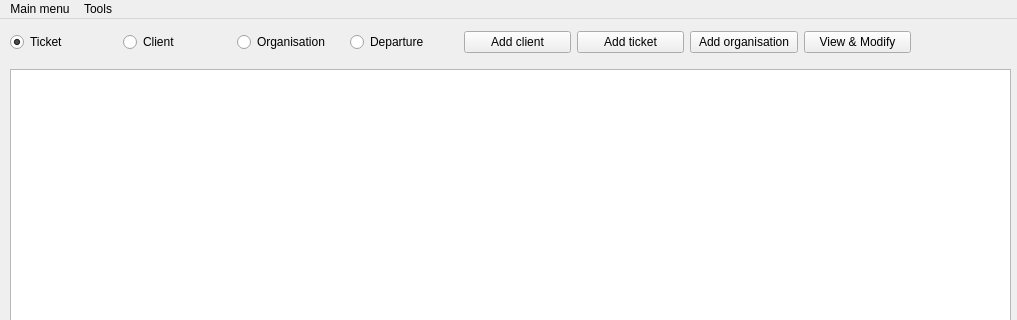
First picture: the form in scoodent/client/main.ui, repository pkulev/scoodent, before the edit; both pictures show x 0 to 1017 and y 0 to 320 of the 1017 by 606 pixel window.
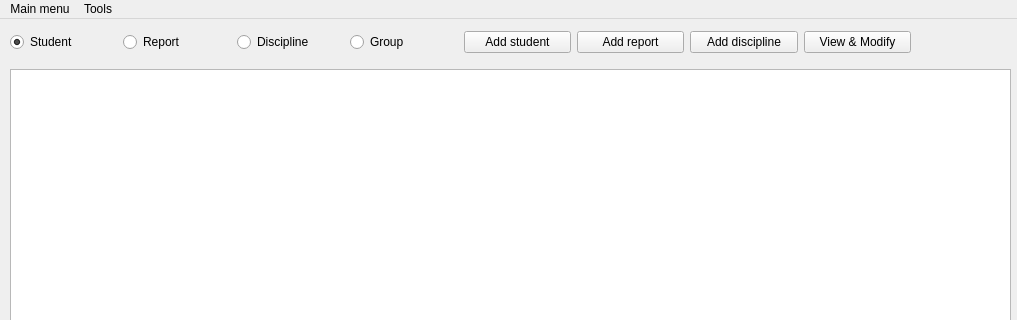
Second picture: the form after the edit.

```diff
--- a/scoodent/client/main.ui
+++ b/scoodent/client/main.ui
@@ -79,7 +79,7 @@
      <item>
       <widget class="QRadioButton" name="rb_ticket">
        <property name="text">
-        <string>Ticket</string>
+        <string>Student</string>
        </property>
        <property name="checked">
         <bool>true</bool>
@@ -89,7 +89,7 @@
      <item>
       <widget class="QRadioButton" name="rb_client">
        <property name="text">
-        <string>Client</string>
+        <string>Report</string>
        </property>
        <property name="checked">
         <bool>false</bool>
@@ -99,35 +99,35 @@
      <item>
       <widget class="QRadioButton" name="rb_organisation">
        <property name="text">
-        <string>Organisation</string>
+        <string>Discipline</string>
        </property>
       </widget>
      </item>
      <item>
       <widget class="QRadioButton" name="rb_departure">
        <property name="text">
-        <string>Departure</string>
+        <string>Group</string>
        </property>
       </widget>
      </item>
      <item>
       <widget class="QPushButton" name="pb_add_client">
        <property name="text">
-        <string>Add client</string>
+        <string>Add student</string>
        </property>
       </widget>
      </item>
      <item>
       <widget class="QPushButton" name="pb_add_ticket">
        <property name="text">
-        <string>Add ticket</string>
+        <string>Add report</string>
        </property>
       </widget>
      </item>
      <item>
       <widget class="QPushButton" name="pb_add_organisation">
        <property name="text">
-        <string>Add organisation</string>
+        <string>Add discipline</string>
        </property>
       </widget>
      </item>
```
Left out of the diff: 16 changed lines with no effect on the pictures.
